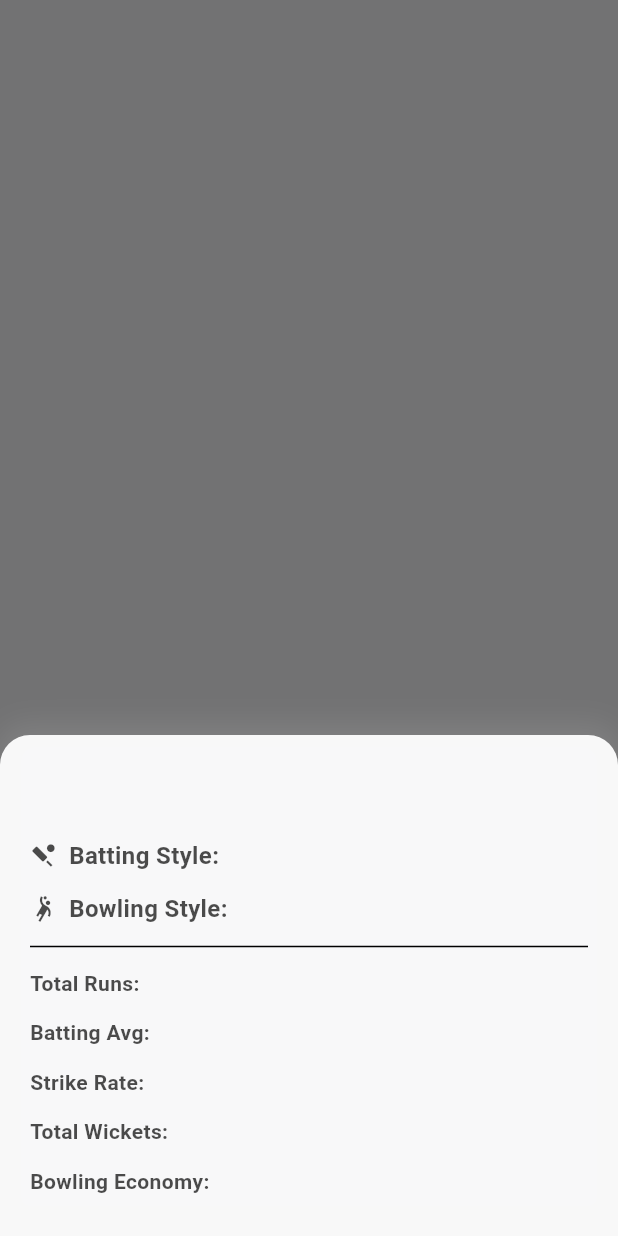
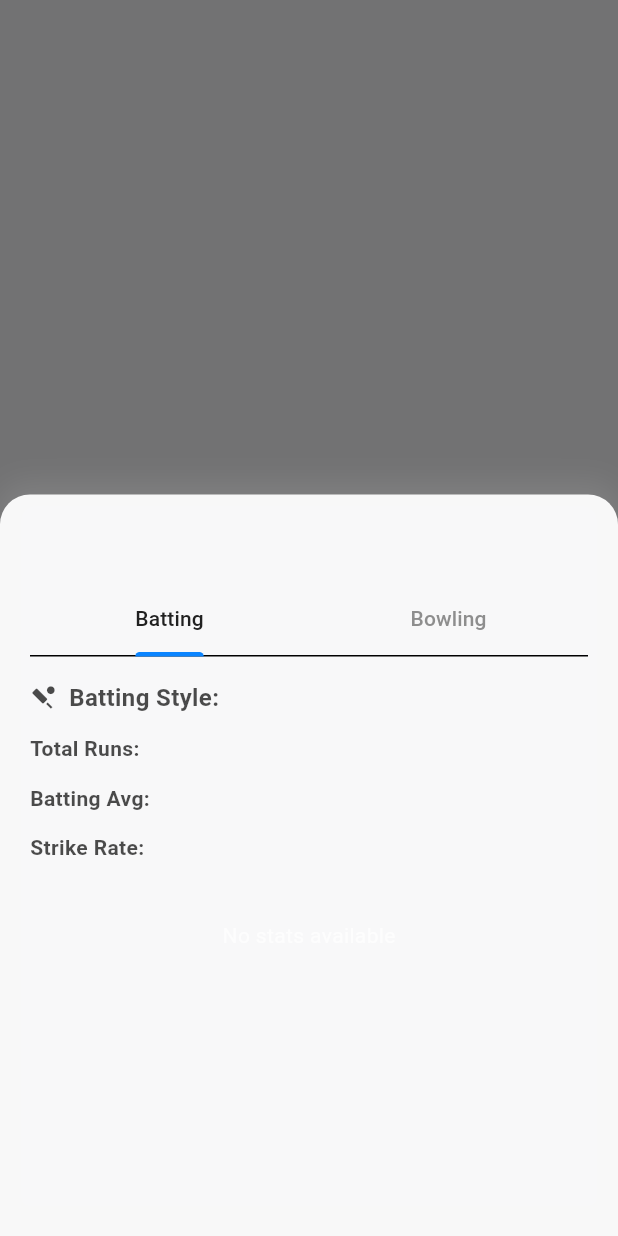
Before and after one commit to MohammedRahilAnsari/si_assessment, a Flutter app: what show() shows on an empty page, opened directly with empty values, on a phone screen of 412 x 824 dp. Run offline on Flutter 3.47's test engine with Material 3 defaults, Android fonts, the phone set to English and light mode, and no system bars; our stand-ins replace flutter_riverpod, shared_preferences, syncfusion_flutter_charts; accounts and stored records are empty; network calls fail.

Commit message:
Separated players detail into widget, Shift logic of squadScreen in provider and viewmodel, Added splash_screen.dart, Added Pie visual for player info, Minor changes in custom_app_bar.dart, Working on app crashing while building for android.

```diff
--- a/lib/views/squad_screen.dart
+++ b/lib/views/squad_screen.dart
@@ -1,40 +1,23 @@
 import 'package:flutter/material.dart';
+import 'package:flutter_riverpod/flutter_riverpod.dart';
 import 'package:si_assessment/models/match_model.dart';
 import 'package:si_assessment/widgets/custom_background.dart';
 import 'package:si_assessment/widgets/custom_drop_down_widget.dart';
-import 'package:si_assessment/widgets/custom_row_widget.dart';
+import 'package:si_assessment/widgets/custom_player_details_widget.dart';
 import 'package:si_assessment/widgets/custom_app_bar.dart';
+import '../providers/squad_provider.dart';
+import '../viewmodels/squad_viewmodel.dart';
 
-class SquadScreen extends StatefulWidget {
+class SquadScreen extends ConsumerWidget {
   final MatchModel match;
 
   const SquadScreen({super.key, required this.match});
 
   @override
-  State<SquadScreen> createState() => _SquadScreenState();
-}
-
-class _SquadScreenState extends State<SquadScreen> {
-  String selectedTeam = "All";
-
-  @override
-  Widget build(BuildContext context) {
+  Widget build(BuildContext context, WidgetRef ref) {
     final theme = Theme.of(context);
-    final teamList = widget.match.teams?.values.toList() ?? [];
-
-    List<Map<String, dynamic>> playersWithTeams = [];
-    if (selectedTeam == "All") {
-      for (var team in teamList) {
-        for (var player in team.players?.values ?? []) {
-          playersWithTeams.add({"teamShort": team.nameShort ?? "UNK", "player": player});
-        }
-      }
-    } else {
-      final selectedTeamData = teamList.firstWhere((team) => team.nameFull == selectedTeam);
-      for (var player in selectedTeamData.players?.values ?? []) {
-        playersWithTeams.add({"teamShort": selectedTeamData.nameShort ?? "UNK", "player": player});
-      }
-    }
+    final squadState = ref.watch(squadProvider(match));
+    final squadNotifier = ref.read(squadProvider(match).notifier);
 
     return Scaffold(
       extendBodyBehindAppBar: true,
@@ -46,16 +29,16 @@ class _SquadScreenState extends State<SquadScreen> {
               const SizedBox(height: 10),
               Padding(
                 padding: const EdgeInsets.symmetric(horizontal: 16.0),
-                child: _buildDropdown(theme, teamList),
+                child: _buildDropdown(theme, squadNotifier),
               ),
               const SizedBox(height: 12),
               Expanded(
                 child: ListView.builder(
                   padding: const EdgeInsets.symmetric(horizontal: 16, vertical: 10),
-                  itemCount: playersWithTeams.length,
+                  itemCount: squadState.length,
                   itemBuilder: (context, index) {
-                    final teamShortName = playersWithTeams[index]["teamShort"];
-                    final Player player = playersWithTeams[index]["player"];
+                    final teamShortName = squadState[index]["teamShort"];
+                    final Player player = squadState[index]["player"];
                     return _buildPlayerCard(context, player, teamShortName, theme);
                   },
                 ),
@@ -67,17 +50,17 @@ class _SquadScreenState extends State<SquadScreen> {
     );
   }
 
-  /// Dropdown Widget
-  Widget _buildDropdown(ThemeData theme, List<Team> teamList) {
+  /// **Dropdown Widget**
+  Widget _buildDropdown(ThemeData theme, SquadNotifier squadNotifier) {
     return CustomDropDownWidget<String>(
-      selectedValue: selectedTeam,
-      items: ["All", ...teamList.map((t) => t.nameFull ?? "Unknown")],
-      onChanged: (value) => setState(() => selectedTeam = value!),
+      selectedValue: squadNotifier.selectedTeam,
+      items: ["All", ...squadNotifier.match.teams!.values.map((t) => t.nameFull ?? "Unknown")],
+      onChanged: (value) => squadNotifier.changeTeam(value!),
       itemLabel: (team) => team,
     );
   }
 
-  /// Player Card
+  /// **Player Card**
   Widget _buildPlayerCard(BuildContext context, Player player, String teamShortName, ThemeData theme) {
     return GestureDetector(
       onTap: () => PlayerDetailsSheet.show(context, player),
@@ -118,83 +101,138 @@ class _SquadScreenState extends State<SquadScreen> {
   }
 }
 
-class PlayerDetailsSheet extends StatelessWidget {
-  final Player player;
 
-  const PlayerDetailsSheet({super.key, required this.player});
 
-  String getFormattedPlayerName() {
-    String name = player.nameFull ?? "Unknown";
-    List<String> highlights = [];
-    if (player.iscaptain == true) highlights.add("C");
-    if (player.iskeeper == true) highlights.add("WK");
-    return highlights.isNotEmpty ? "$name (${highlights.join(" & ")})" : name;
-  }
 
-  @override
-  Widget build(BuildContext context) {
-    final theme = Theme.of(context);
 
-    return Container(
-      padding: const EdgeInsets.all(20),
-      decoration: BoxDecoration(
-        color: theme.cardColor.withOpacity(0.95),
-        borderRadius: const BorderRadius.vertical(top: Radius.circular(20)),
-        boxShadow: [
-          BoxShadow(
-            color: theme.shadowColor.withOpacity(0.3),
-            blurRadius: 15,
-            spreadRadius: 2,
-            offset: const Offset(0, -6),
-          ),
-        ],
-      ),
-      child: Column(
-        mainAxisSize: MainAxisSize.min,
-        crossAxisAlignment: CrossAxisAlignment.start,
-        children: [
-          Center(
-            child: Text(
-              player.nameFull ?? "Unknown Player",
-              style: TextStyle(
-                fontSize: 22,
-                fontWeight: FontWeight.bold,
-                color: theme.textTheme.bodyLarge?.color,
-              ),
-            ),
-          ),
-          const SizedBox(height: 12),
-          CustomRowWidget(
-            title: "Batting Style",
-            value: player.batting?.style ?? "Unknown",
-            highlight: true,
-            icon: Icons.sports_cricket,
-          ),
-          CustomRowWidget(
-            title: "Bowling Style",
-            value: player.bowling?.style ?? "Unknown",
-            highlight: true,
-            icon: Icons.sports_handball,
-          ),
-          const Divider(),
-          CustomRowWidget(title: "Total Runs", value: player.batting?.runs ?? "N/A"),
-          CustomRowWidget(title: "Batting Avg", value: player.batting?.average ?? "N/A"),
-          CustomRowWidget(title: "Strike Rate", value: player.batting?.strikerate ?? "N/A"),
-          CustomRowWidget(title: "Total Wickets", value: player.bowling?.wickets ?? "N/A"),
-          CustomRowWidget(title: "Bowling Economy", value: player.bowling?.economyrate ?? "N/A"),
-        ],
-      ),
-    );
-  }
 
-  static void show(BuildContext context, Player player) {
-    showModalBottomSheet(
-      context: context,
-      shape: const RoundedRectangleBorder(
-        borderRadius: BorderRadius.vertical(top: Radius.circular(20)),
-      ),
-      backgroundColor: Colors.transparent,
-      builder: (context) => PlayerDetailsSheet(player: player),
-    );
-  }
-}
+
+
+// import 'package:flutter/material.dart';
+// import 'package:si_assessment/models/match_model.dart';
+// import 'package:si_assessment/widgets/custom_background.dart';
+// import 'package:si_assessment/widgets/custom_drop_down_widget.dart';
+// import 'package:si_assessment/widgets/custom_row_widget.dart';
+// import 'package:si_assessment/widgets/custom_app_bar.dart';
+//
+// import '../widgets/custom_player_details_widget.dart';
+//
+// class SquadScreen extends StatefulWidget {
+//   final MatchModel match;
+//
+//   const SquadScreen({super.key, required this.match});
+//
+//   @override
+//   State<SquadScreen> createState() => _SquadScreenState();
+// }
+//
+// class _SquadScreenState extends State<SquadScreen> {
+//   String selectedTeam = "All";
+//
+//   @override
+//   Widget build(BuildContext context) {
+//     final theme = Theme.of(context);
+//     final teamList = widget.match.teams?.values.toList() ?? [];
+//
+//     List<Map<String, dynamic>> playersWithTeams = [];
+//     if (selectedTeam == "All") {
+//       List<Map<String, dynamic>> tempPlayers = [];
+//
+//       for (var team in teamList) {
+//         for (var player in team.players?.values ?? []) {
+//           tempPlayers.add({"teamShort": team.nameShort ?? "UNK", "player": player});
+//         }
+//       }
+//
+//       //Sort players alphabetically by full name
+//       tempPlayers.sort((a, b) => (a["player"].nameFull ?? "").compareTo(b["player"].nameFull ?? ""));
+//
+//       playersWithTeams = tempPlayers;
+//     }else {
+//       final selectedTeamData = teamList.firstWhere((team) => team.nameFull == selectedTeam);
+//       for (var player in selectedTeamData.players?.values ?? []) {
+//         playersWithTeams.add({"teamShort": selectedTeamData.nameShort ?? "UNK", "player": player});
+//       }
+//     }
+//
+//     return Scaffold(
+//       extendBodyBehindAppBar: true,
+//       appBar: const CustomAppBar(title: "Squads"),
+//       body: CustomBackground(
+//         child: SafeArea(
+//           child: Column(
+//             children: [
+//               const SizedBox(height: 10),
+//               Padding(
+//                 padding: const EdgeInsets.symmetric(horizontal: 16.0),
+//                 child: _buildDropdown(theme, teamList),
+//               ),
+//               const SizedBox(height: 12),
+//               Expanded(
+//                 child: ListView.builder(
+//                   padding: const EdgeInsets.symmetric(horizontal: 16, vertical: 10),
+//                   itemCount: playersWithTeams.length,
+//                   itemBuilder: (context, index) {
+//                     final teamShortName = playersWithTeams[index]["teamShort"];
+//                     final Player player = playersWithTeams[index]["player"];
+//                     return _buildPlayerCard(context, player, teamShortName, theme);
+//                   },
+//                 ),
+//               ),
+//             ],
+//           ),
+//         ),
+//       ),
+//     );
+//   }
+//
+//   /// Dropdown Widget
+//   Widget _buildDropdown(ThemeData theme, List<Team> teamList) {
+//     return CustomDropDownWidget<String>(
+//       selectedValue: selectedTeam,
+//       items: ["All", ...teamList.map((t) => t.nameFull ?? "Unknown")],
+//       onChanged: (value) => setState(() => selectedTeam = value!),
+//       itemLabel: (team) => team,
+//     );
+//   }
+//
+//   /// Player Card
+//   Widget _buildPlayerCard(BuildContext context, Player player, String teamShortName, ThemeData theme) {
+//     return GestureDetector(
+//       onTap: () => PlayerDetailsSheet.show(context, player),
+//       child: Container(
+//         margin: const EdgeInsets.symmetric(vertical: 8),
+//         padding: const EdgeInsets.all(16),
+//         decoration: BoxDecoration(
+//           color: theme.cardColor.withOpacity(0.85),
+//           borderRadius: BorderRadius.circular(20),
+//           border: Border.all(color: theme.dividerColor.withOpacity(0.2)),
+//           boxShadow: [
+//             BoxShadow(
+//               color: theme.shadowColor.withOpacity(0.3),
+//               blurRadius: 15,
+//               spreadRadius: 1,
+//               offset: const Offset(0, 6),
+//             ),
+//           ],
+//         ),
+//         child: Row(
+//           children: [
+//             CircleAvatar(
+//               backgroundColor: theme.primaryColor.withOpacity(0.8),
+//               child: Text(teamShortName, style: TextStyle(color: theme.textTheme.bodyLarge?.color)),
+//             ),
+//             const SizedBox(width: 12),
+//             Expanded(
+//               child: Text(
+//                 player.getFormattedPlayerName(),
+//                 style: TextStyle(fontSize: 16, fontWeight: FontWeight.bold, color: theme.textTheme.bodyLarge?.color),
+//               ),
+//             ),
+//             Icon(Icons.info_outline, color: theme.iconTheme.color),
+//           ],
+//         ),
+//       ),
+//     );
+//   }
+// }
--- a/lib/widgets/custom_app_bar.dart
+++ b/lib/widgets/custom_app_bar.dart
@@ -61,6 +61,7 @@ class CustomAppBar extends StatelessWidget implements PreferredSizeWidget {
                   style: theme.textTheme.headlineMedium?.copyWith(
                     fontWeight: FontWeight.bold,
                     letterSpacing: 1.2,
+                    fontSize: 18,
                     color: appTheme.textTheme.bodyLarge?.color,
                   ),
                 ),
--- /dev/null
+++ b/lib/widgets/custom_player_details_widget.dart
@@ -0,0 +1,203 @@
+import 'package:flutter/material.dart';
+import 'package:syncfusion_flutter_charts/charts.dart';
+import 'package:si_assessment/widgets/custom_row_widget.dart';
+import 'package:si_assessment/models/match_model.dart';
+
+class PlayerDetailsSheet extends StatefulWidget {
+  final Player player;
+
+  const PlayerDetailsSheet({super.key, required this.player});
+
+  @override
+  State<PlayerDetailsSheet> createState() => _PlayerDetailsSheetState();
+
+  static void show(BuildContext context, Player player) {
+    showModalBottomSheet(
+      context: context,
+      isScrollControlled: true,
+      shape: const RoundedRectangleBorder(
+        borderRadius: BorderRadius.vertical(top: Radius.circular(20)),
+      ),
+      backgroundColor: Colors.transparent,
+      builder: (context) => GestureDetector(
+        onTap: () => Navigator.pop(context),
+        child: Container(
+          color: Colors.transparent,
+          child: GestureDetector(
+            onTap: () {}, // Prevents accidental closing when tapping inside
+            child: PlayerDetailsSheet(player: player),
+          ),
+        ),
+      ),
+    );
+  }
+}
+
+class _PlayerDetailsSheetState extends State<PlayerDetailsSheet> with SingleTickerProviderStateMixin {
+  late TabController _tabController;
+
+  @override
+  void initState() {
+    super.initState();
+    _tabController = TabController(length: 2, vsync: this);
+  }
+
+  @override
+  void dispose() {
+    _tabController.dispose();
+    super.dispose();
+  }
+
+  @override
+  Widget build(BuildContext context) {
+    final theme = Theme.of(context);
+    final player = widget.player;
+
+    return DraggableScrollableSheet(
+      initialChildSize: 0.6,
+      maxChildSize: 0.9,
+      minChildSize: 0.4,
+      builder: (context, scrollController) {
+        return Container(
+          padding: const EdgeInsets.all(20),
+          decoration: BoxDecoration(
+            color: theme.cardColor.withOpacity(0.95),
+            borderRadius: const BorderRadius.vertical(top: Radius.circular(20)),
+            boxShadow: [
+              BoxShadow(
+                color: theme.shadowColor.withOpacity(0.3),
+                blurRadius: 15,
+                spreadRadius: 2,
+                offset: const Offset(0, -6),
+              ),
+            ],
+          ),
+          child: Column(
+            mainAxisSize: MainAxisSize.min,
+            crossAxisAlignment: CrossAxisAlignment.start,
+            children: [
+              Center(
+                child: Text(
+                  player.nameFull ?? "Unknown Player",
+                  style: theme.textTheme.headlineMedium,
+                ),
+              ),
+              const SizedBox(height: 12),
+
+              // Tab bar for Batting & Bowling
+              TabBar(
+                controller: _tabController,
+                indicatorColor: theme.colorScheme.primary,
+                labelColor: theme.textTheme.bodyLarge?.color,
+                unselectedLabelColor: theme.textTheme.bodyMedium?.color?.withOpacity(0.7),
+                tabs: const [
+                  Tab(text: "Batting"),
+                  Tab(text: "Bowling"),
+                ],
+              ),
+              const SizedBox(height: 10),
+
+              // Scrollable Tab View
+              Expanded(
+                child: TabBarView(
+                  controller: _tabController,
+                  children: [
+                    SingleChildScrollView(child: _buildBattingTab(player)),
+                    SingleChildScrollView(child: _buildBowlingTab(player)),
+                  ],
+                ),
+              ),
+            ],
+          ),
+        );
+      },
+    );
+  }
+
+  // Creates a pie chart with percentage-based values
+  Widget _buildPieChart(List<ChartData> data) {
+    final theme = Theme.of(context);
+    bool hasData = data.any((chartData) => chartData.value > 0);
+
+    return hasData
+        ? SfCircularChart(
+      title: ChartTitle(
+        text: "Player Stats (Normalized)",
+        textStyle: theme.textTheme.bodyLarge?.copyWith(fontWeight: FontWeight.bold),
+      ),
+      legend: const Legend(isVisible: true, position: LegendPosition.bottom),
+      series: <CircularSeries>[
+        PieSeries<ChartData, String>(
+          dataSource: data,
+          xValueMapper: (ChartData data, _) => data.label,
+          yValueMapper: (ChartData data, _) => data.value,
+          dataLabelSettings: const DataLabelSettings(isVisible: true),
+          explode: true,
+          explodeIndex: 0,
+        ),
+      ],
+    )
+        : Padding(
+      padding: const EdgeInsets.all(20),
+      child: Center(
+        child: Text(
+          "No stats available",
+          style: theme.textTheme.bodyMedium?.copyWith(color: Colors.white70),
+        ),
+      ),
+    );
+  }
+
+  // Converts raw numerical data to percentage-based chart values
+  ChartData _chartData(String label, String? value, double maxValue) {
+    double parsedValue = double.tryParse(value ?? "0") ?? 0.0;
+    double percentage = (parsedValue / maxValue) * 100;
+    return ChartData(label, percentage);
+  }
+
+  // Builds the Batting tab with player stats & pie chart
+  Widget _buildBattingTab(Player player) {
+    return Column(
+      children: [
+        CustomRowWidget(title: "Batting Style", value: player.batting?.style ?? "Unknown", highlight: true, icon: Icons.sports_cricket),
+        CustomRowWidget(title: "Total Runs", value: player.batting?.runs ?? "N/A"),
+        CustomRowWidget(title: "Batting Avg", value: player.batting?.average ?? "N/A"),
+        CustomRowWidget(title: "Strike Rate", value: player.batting?.strikerate ?? "N/A"),
+        const SizedBox(height: 12),
+
+        _buildPieChart([
+          _chartData("Runs", player.batting?.runs, 10000),
+          _chartData("Avg", player.batting?.average, 100),
+          _chartData("Strike Rate", player.batting?.strikerate, 250),
+        ]),
+      ],
+    );
+  }
+
+  // Builds the Bowling tab with player stats & pie chart
+  Widget _buildBowlingTab(Player player) {
+    return Column(
+      children: [
+        CustomRowWidget(title: "Bowling Style", value: player.bowling?.style ?? "Unknown", highlight: true, icon: Icons.sports_handball),
+        CustomRowWidget(title: "Total Wickets", value: player.bowling?.wickets ?? "N/A"),
+        CustomRowWidget(title: "Bowling Economy", value: player.bowling?.economyrate ?? "N/A"),
+        CustomRowWidget(title: "Bowling Average", value: player.bowling?.average ?? "N/A"),
+        const SizedBox(height: 12),
+
+        _buildPieChart([
+          _chartData("Wickets", player.bowling?.wickets, 800),
+          _chartData("Economy", player.bowling?.economyrate, 12),
+          _chartData("Average", player.bowling?.average, 100),
+        ]),
+      ],
+    );
+  }
+}
+
+// Data model for the pie chart
+class ChartData {
+  final String label;
+  final double value;
+
+  ChartData(this.label, this.value);
+}
--- a/pubspec.yaml
+++ b/pubspec.yaml
@@ -39,7 +39,7 @@ dependencies:
   http: ^1.3.0
   flutter_riverpod: ^2.6.1
   shared_preferences: ^2.5.2
-  syncfusion_flutter_charts: ^28.2.7
+  syncfusion_flutter_charts: any
 
 dev_dependencies:
   flutter_test:
```
Also changed, not shown: lib/main.dart (+6 -2 lines), lib/providers/squad_provider.dart (added, +9 -0 lines), lib/viewmodels/squad_viewmodel.dart (added, +45 -0 lines), lib/views/splash_screen.dart (+79 -0 lines), pubspec.lock, 261 other files.
